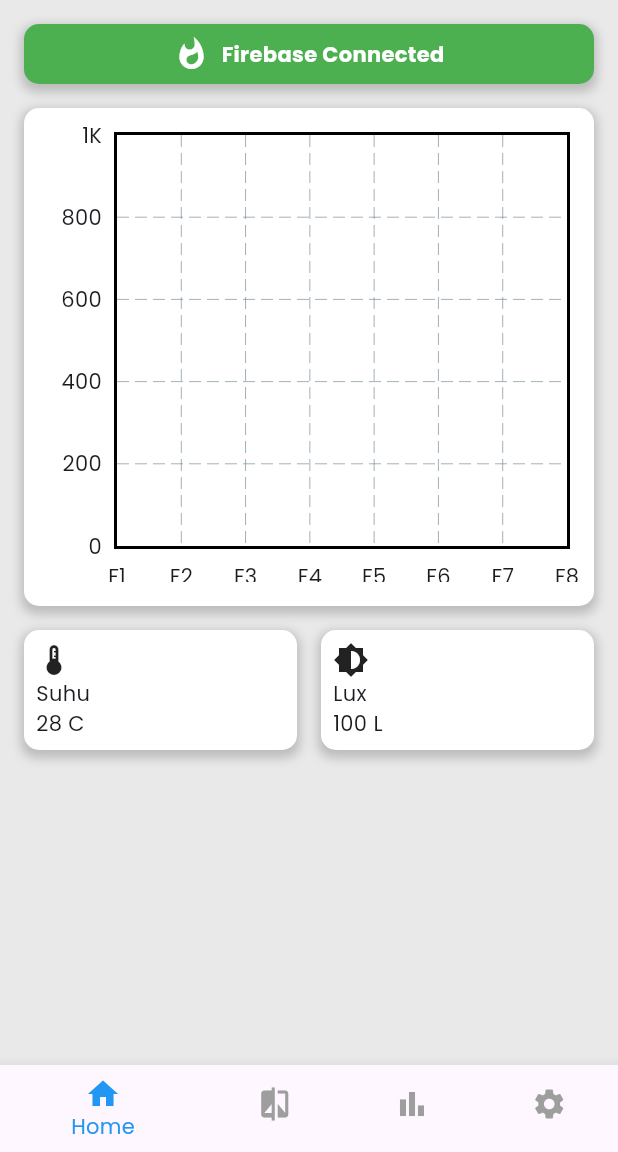
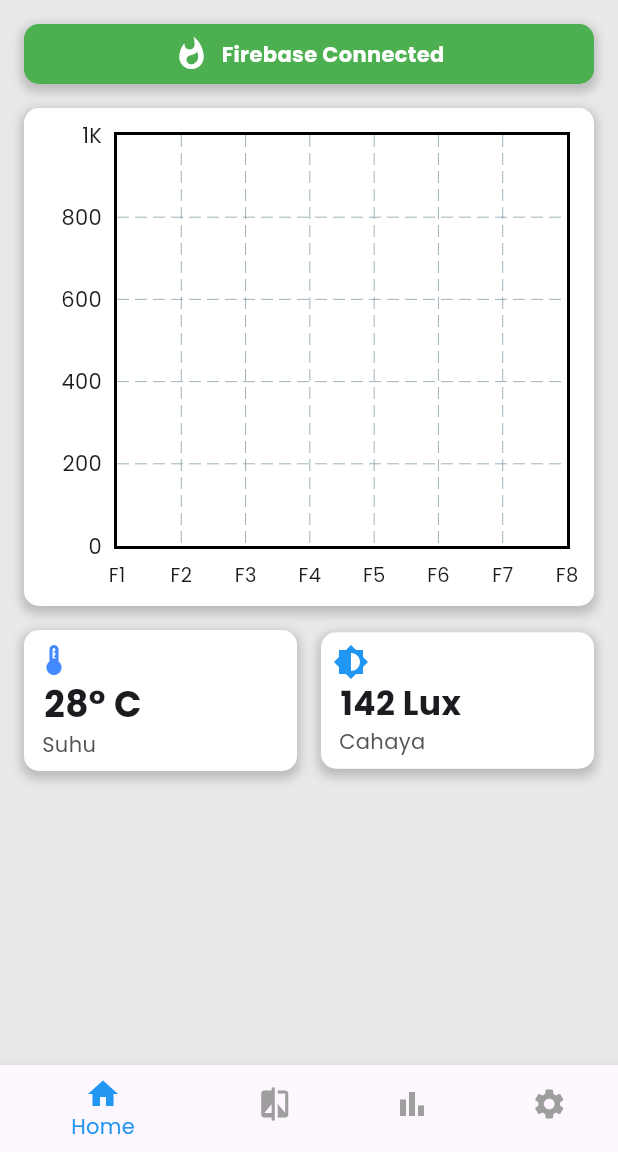
Before and after one commit to callahamZ/mySpectrum, a Flutter app: the screen it shows after launch, on a phone screen of 412 x 824 dp, the part 84-1236 px from its top. Run offline on Flutter 3.47's test engine with Material 3 defaults, Android fonts, the phone set to English and light mode, and no system bars; drawn by our look-alikes of fl_chart; our stand-ins replace firebase_core, firebase_database; accounts and stored records are empty.

Commit message:
design checkpoint

```diff
--- a/lib/pages/home_page.dart
+++ b/lib/pages/home_page.dart
@@ -11,7 +11,15 @@ class HomePageContent extends StatelessWidget {
   Widget bottomChartAxisLabel(double value, TitleMeta meta) {
     final xAxisLabels = ["F1", "F2", "F3", "F4", "F5", "F6", "F7", "F8"];
     final arrIndex = value.toInt() - 1;
-    return SideTitleWidget(meta: meta, child: Text(xAxisLabels[arrIndex]));
+    return SideTitleWidget(
+      meta: meta,
+      child: Text(
+        xAxisLabels[arrIndex],
+        style: TextStyle(
+          fontSize: 13
+        ),
+      )
+    );
   }
 
   @override
@@ -55,7 +63,8 @@ class HomePageContent extends StatelessWidget {
           );
         }).toList();
 
-        return Column(
+        return SingleChildScrollView(
+        child: Column(
           children: [
             Container(
               margin: const EdgeInsets.all(16.0),
@@ -203,10 +212,20 @@ class HomePageContent extends StatelessWidget {
                       crossAxisAlignment: CrossAxisAlignment.start,
                       children: [
                         const Icon(
-                          Icons.thermostat
+                          Icons.thermostat,
+                          color: Colors.blueAccent,
                         ),
-                        const Text("Suhu"),
-                        const Text("28 C")
+                        const Text(
+                          " 28° C",
+                          style: TextStyle(
+                            fontSize: 24,
+                            fontWeight: FontWeight.bold
+                          ),
+                        ),
+                        const Text(
+                          " Suhu",
+                          style: TextStyle(color: Color.fromARGB(255, 85, 85, 85)),
+                        )
                       ],
                     ),
                   ),
@@ -231,10 +250,20 @@ class HomePageContent extends StatelessWidget {
                       crossAxisAlignment: CrossAxisAlignment.start,
                       children: [
                         const Icon(
-                          Icons.brightness_medium
+                          Icons.brightness_medium,
+                          color: Colors.blue,
                         ),
-                        const Text("Lux"),
-                        const Text("100 L")
+                        const Text(
+                          " 142 Lux",
+                          style: TextStyle(
+                            fontWeight: FontWeight.bold,
+                            fontSize: 22
+                          ),
+                        ),
+                        const Text(
+                          " Cahaya",
+                          style: TextStyle(color: Color.fromARGB(255, 85, 85, 85)),
+                        )
                       ],
                     ),
                   ),
@@ -242,6 +271,7 @@ class HomePageContent extends StatelessWidget {
               ],
             ),
           ],
+        ),
         );
       },
     );
```
